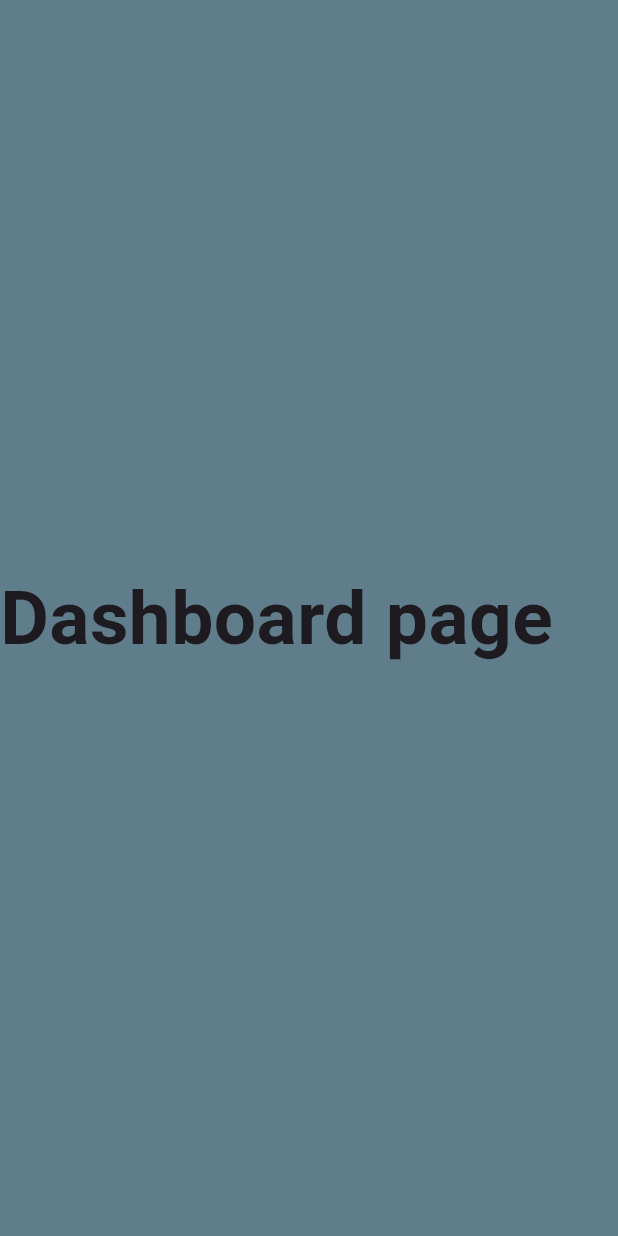
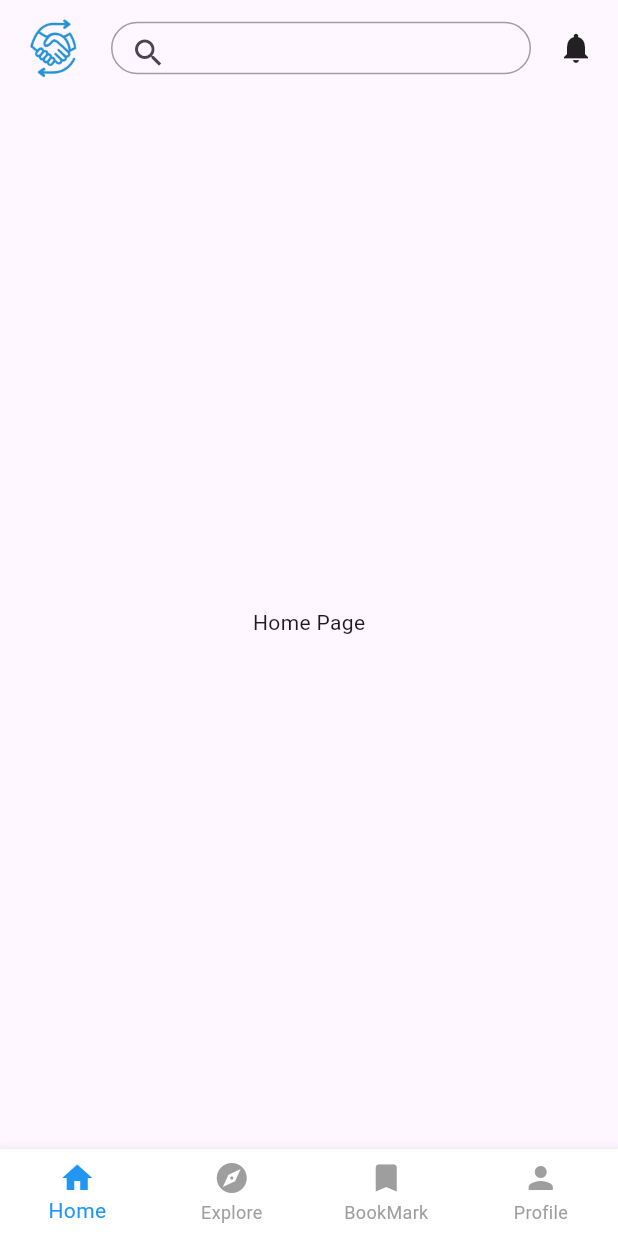
Before and after one commit to bibektako/borrowlend, a Flutter app: the DashboardView screen opened directly, on a phone screen of 412 x 824 dp. Run offline on Flutter 3.47's test engine with Material 3 defaults, Android fonts, the phone set to English and light mode, and no system bars.

Commit message:
bottom nav and app header created

```diff
--- a/lib/app.dart
+++ b/lib/app.dart
@@ -1,14 +1,14 @@
-
-import 'package:borrowlend/view/splashscreen_view.dart';
+import 'package:borrowlend/view/dashboard_view.dart';
 import 'package:flutter/material.dart';
 
-class App extends StatelessWidget{
-  const App ({super.key});
+class App extends StatelessWidget {
+  const App({super.key});
 
   @override
   Widget build(BuildContext context) {
-
-    return MaterialApp(debugShowCheckedModeBanner: false,
-    home: SplashscreenView());
+    return MaterialApp(
+      debugShowCheckedModeBanner: false,
+      home: DashboardView(),
+    );
   }
 }
--- /dev/null
+++ b/lib/common/app_header.dart
@@ -0,0 +1,55 @@
+import 'package:flutter/material.dart';
+
+class AppHeader extends StatelessWidget {
+  const AppHeader({super.key});
+
+  @override
+  Widget build(BuildContext context) {
+    return Padding(
+      padding: const EdgeInsets.symmetric(horizontal: 16, vertical: 12),
+      child: Row(
+        mainAxisAlignment: MainAxisAlignment.spaceBetween,
+        children: [
+          Image.asset('assets/logo/applogo.png', width: 40, height: 40),
+          Container(
+            width: 280,
+            height: 35,
+            decoration: BoxDecoration(
+              borderRadius: BorderRadius.circular(20),
+              border: Border.all(width: 1, color: Colors.grey),
+
+            ),
+            alignment: Alignment.centerLeft,
+
+            child: IconButton(
+              onPressed: () {
+                showSearch(context: context, delegate: CustomSearchDelegate());
+              },
+              icon: Icon(Icons.search),
+            ),
+
+          ),
+          GestureDetector(child: Icon(Icons.notifications)),
+        ],
+      ),
+    );
+  }
+}
+
+class CustomSearchDelegate extends SearchDelegate {
+  @override
+  List<Widget>? buildActions(BuildContext context) {}
+  @override
+  Widget? buildLeading(BuildContext context) {}
+  @override
+  Widget buildResults(BuildContext context) {
+    // TODO: implement buildResults
+    throw UnimplementedError();
+  }
+
+  @override
+  Widget buildSuggestions(BuildContext context) {
+    // TODO: implement buildSuggestions
+    throw UnimplementedError();
+  }
+}
--- /dev/null
+++ b/lib/common/bottom_nav_bar.dart
@@ -0,0 +1,29 @@
+import 'package:flutter/material.dart';
+
+class BottomNavBar extends StatelessWidget {
+  final int currentIndex;
+  final ValueChanged<int> onTap;
+  const BottomNavBar({
+    Key? key,
+    required this.currentIndex,
+    required this.onTap,
+  }) : super(key: key);
+
+  @override
+  Widget build(BuildContext context) {
+    return BottomNavigationBar(
+      backgroundColor: Colors.white,
+      currentIndex: currentIndex,
+      onTap: onTap,
+      type: BottomNavigationBarType.fixed,
+      selectedItemColor: Colors.blue,
+      unselectedItemColor: Colors.grey,
+      items: const [
+        BottomNavigationBarItem(icon: Icon(Icons.home), label: "Home"),
+        BottomNavigationBarItem(icon: Icon(Icons.explore), label: "Explore"),
+        BottomNavigationBarItem(icon: Icon(Icons.bookmark), label: "BookMark"),
+        BottomNavigationBarItem(icon: Icon(Icons.person), label: "Profile"),
+      ],
+    );
+  }
+}
--- a/lib/view/dashboard_view.dart
+++ b/lib/view/dashboard_view.dart
@@ -1,27 +1,40 @@
+import 'package:borrowlend/common/app_header.dart';
+import 'package:borrowlend/common/bottom_nav_bar.dart';
 import 'package:flutter/material.dart';
 
-class DashboardView extends StatefulWidget{
+class DashboardView extends StatefulWidget {
   const DashboardView({super.key});
 
   @override
-  State<StatefulWidget> createState() => _DashboardView();
+  State<DashboardView> createState() => _DashboardViewState();
 }
 
-class _DashboardView extends State<DashboardView>{
-    @override
+class _DashboardViewState extends State<DashboardView> {
+  int _currentIndex = 0;
+
+  final List<Widget> _pages = [
+    Center(child: Text("Home Page")),
+    Center(child: Text("Explore Page")),
+    Center(child: Text("Bookmarks Page")),
+    Center(child: Text("Profile Page")),
+  ];
+
+  @override
   Widget build(BuildContext context) {
     return Scaffold(
-      backgroundColor: Colors.blueGrey,
-      body: Column(
-        mainAxisAlignment: MainAxisAlignment.center,
-        children: [
-          Text("Dashboard page",
-          style: TextStyle(
-            fontSize: 50,
-            fontWeight: FontWeight.bold
-          ),
-          )
-        ],
+      appBar: PreferredSize(
+        preferredSize: const Size.fromHeight(80),
+        child: SafeArea(child: AppHeader()),
+      ),
+      body: _pages[_currentIndex],
+      bottomNavigationBar: BottomNavBar(
+        currentIndex: _currentIndex,
+
+        onTap: (index) {
+          setState(() {
+            _currentIndex = index;
+          });
+        },
       ),
     );
   }
```
Also changed, not shown: assets/logo/applogo.png (added).
